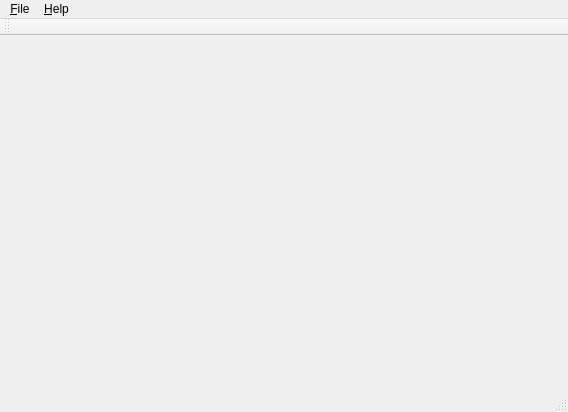
Qt form mainwindow.ui (Quincy-Zh/serialport-tools) before a commit.
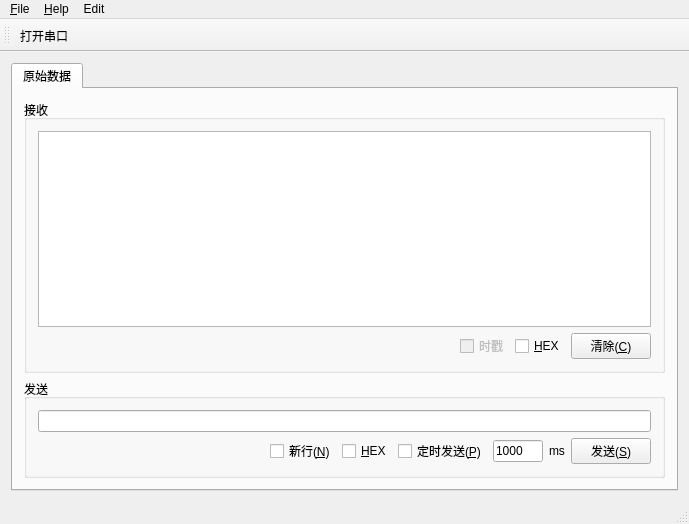
The same form after that commit. Icons and pictures are not drawn.

Diff of the .ui file:
```diff
--- a/mainwindow.ui
+++ b/mainwindow.ui
@@ -6,20 +6,181 @@
    <rect>
     <x>0</x>
     <y>0</y>
-    <width>568</width>
-    <height>412</height>
+    <width>689</width>
+    <height>524</height>
    </rect>
   </property>
   <property name="windowTitle">
    <string>Serialport Tools</string>
   </property>
-  <widget class="QWidget" name="centralWidget"/>
+  <property name="windowIcon">
+   <iconset resource="images.qrc">
+    <normaloff>:/icons/www.easyicon.net/Port_32px_530255_easyicon.net.png</normaloff>:/icons/www.easyicon.net/Port_32px_530255_easyicon.net.png</iconset>
+  </property>
+  <widget class="QWidget" name="centralWidget">
+   <layout class="QHBoxLayout" name="horizontalLayout">
+    <item>
+     <widget class="QTabWidget" name="tabWidget">
+      <property name="currentIndex">
+       <number>0</number>
+      </property>
+      <widget class="QWidget" name="tab">
+       <attribute name="title">
+        <string>原始数据</string>
+       </attribute>
+       <layout class="QVBoxLayout" name="verticalLayout">
+        <item>
+         <widget class="QGroupBox" name="groupBox_2">
+          <property name="title">
+           <string>接收</string>
+          </property>
+          <layout class="QVBoxLayout" name="verticalLayout_2">
+           <item>
+            <widget class="QPlainTextEdit" name="plainTextEdit">
+             <property name="readOnly">
+              <bool>true</bool>
+             </property>
+            </widget>
+           </item>
+           <item>
+            <layout class="QHBoxLayout" name="horizontalLayout_2">
+             <item>
+              <spacer name="horizontalSpacer_2">
+               <property name="orientation">
+                <enum>Qt::Horizontal</enum>
+               </property>
+               <property name="sizeHint" stdset="0">
+                <size>
+                 <width>40</width>
+                 <height>20</height>
+                </size>
+               </property>
+              </spacer>
+             </item>
+             <item>
+              <widget class="QCheckBox" name="checkBoxTimestamp">
+               <property name="enabled">
+                <bool>false</bool>
+               </property>
+               <property name="text">
+                <string>时戳</string>
+               </property>
+              </widget>
+             </item>
+             <item>
+              <widget class="QCheckBox" name="checkBoxHexRecv">
+               <property name="text">
+                <string>&amp;HEX</string>
+               </property>
+              </widget>
+             </item>
+             <item>
+              <widget class="QPushButton" name="pushButtonClean">
+               <property name="text">
+                <string>清除(&amp;C)</string>
+               </property>
+              </widget>
+             </item>
+            </layout>
+           </item>
+          </layout>
+         </widget>
+        </item>
+        <item>
+         <widget class="QGroupBox" name="groupBox_3">
+          <property name="title">
+           <string>发送</string>
+          </property>
+          <layout class="QVBoxLayout" name="verticalLayout_3">
+           <item>
+            <widget class="QLineEdit" name="lineEdit_2"/>
+           </item>
+           <item>
+            <layout class="QHBoxLayout" name="horizontalLayout_4">
+             <item>
+              <spacer name="horizontalSpacer_4">
+               <property name="orientation">
+                <enum>Qt::Horizontal</enum>
+               </property>
+               <property name="sizeHint" stdset="0">
+                <size>
+                 <width>40</width>
+                 <height>20</height>
+                </size>
+               </property>
+              </spacer>
+             </item>
+             <item>
+              <widget class="QCheckBox" name="checkBoxNewLine">
+               <property name="text">
+                <string>新行(&amp;N)</string>
+               </property>
+              </widget>
+             </item>
+             <item>
+              <widget class="QCheckBox" name="checkBoxHexSend">
+               <property name="text">
+                <string>&amp;HEX</string>
+               </property>
+              </widget>
+             </item>
+             <item>
+              <widget class="QCheckBox" name="checkBoxTimer">
+               <property name="text">
+                <string>定时发送(&amp;P)</string>
+               </property>
+              </widget>
+             </item>
+             <item>
+              <widget class="QLineEdit" name="lineEditTime">
+               <property name="maximumSize">
+                <size>
+                 <width>50</width>
+                 <height>16777215</height>
+                </size>
+               </property>
+               <property name="toolTip">
+                <string>定时发送的周期，单位ms</string>
+               </property>
+               <property name="statusTip">
+                <string>定时发送的周期，单位ms</string>
+               </property>
+               <property name="text">
+                <string>1000</string>
+               </property>
+              </widget>
+             </item>
+             <item>
+              <widget class="QLabel" name="label_2">
+               <property name="text">
+                <string>ms</string>
+               </property>
+              </widget>
+             </item>
+             <item>
+              <widget class="QPushButton" name="pushButtonSend">
+               <property name="text">
+                <string>发送(&amp;S)</string>
+               </property>
+              </widget>
+             </item>
+            </layout>
+           </item>
+          </layout>
+         </widget>
+        </item>
+       </layout>
+      </widget>
+     </widget>
+    </item>
+   </layout>
+  </widget>
   <widget class="QMenuBar" name="menuBar">
    <property name="geometry">
     <rect>
      <x>0</x>
      <y>0</y>
-     <width>568</width>
+     <width>689</width>
      <height>23</height>
     </rect>
    </property>
@@ -36,18 +197,29 @@
     <addaction name="actionAbout"/>
     <addaction name="actionAboutQt"/>
    </widget>
+   <widget class="QMenu" name="menuEdit">
+    <property name="title">
+     <string>Edit</string>
+    </property>
+    <addaction name="actionSetSerialParams"/>
+   </widget>
    <addaction name="menuFile"/>
    <addaction name="menuHelp"/>
+   <addaction name="menuEdit"/>
   </widget>
-  <widget class="QToolBar" name="mainToolBar">
+  <widget class="QStatusBar" name="statusBar"/>
+  <widget class="QToolBar" name="toolBar">
+   <property name="windowTitle">
+    <string>toolBar</string>
+   </property>
    <attribute name="toolBarArea">
     <enum>TopToolBarArea</enum>
    </attribute>
    <attribute name="toolBarBreak">
     <bool>false</bool>
    </attribute>
+   <addaction name="actionTogglePort"/>
   </widget>
-  <widget class="QStatusBar" name="statusBar"/>
   <action name="actionExit">
    <property name="text">
     <string>E&amp;xit</string>
@@ -63,6 +235,29 @@
     <string>About &amp;Qt</string>
    </property>
   </action>
+  <action name="actionTogglePort">
+   <property name="checkable">
+    <bool>true</bool>
+   </property>
+   <property name="icon">
+    <iconset resource="images.qrc">
+     <normaloff>:/icons/www.easyicon.net/network_port_disconnect_32px_1083440_easyicon.net.png</normaloff>:/icons/www.easyicon.net/network_port_disconnect_32px_1083440_easyicon.net.png</iconset>
+   </property>
+   <property name="text">
+    <string>打开串口(&amp;T)</string>
+   </property>
+   <property name="iconText">
+    <string>打开串口</string>
+   </property>
+   <property name="toolTip">
+    <string>打开串口</string>
+   </property>
+  </action>
+  <action name="actionSetSerialParams">
+   <property name="text">
+    <string>Serial Param</string>
+   </property>
+  </action>
  </widget>
  <layoutdefault spacing="6" margin="11"/>
  <resources/>
```
Left out of the diff: 27 changed lines with no effect on the pictures.
